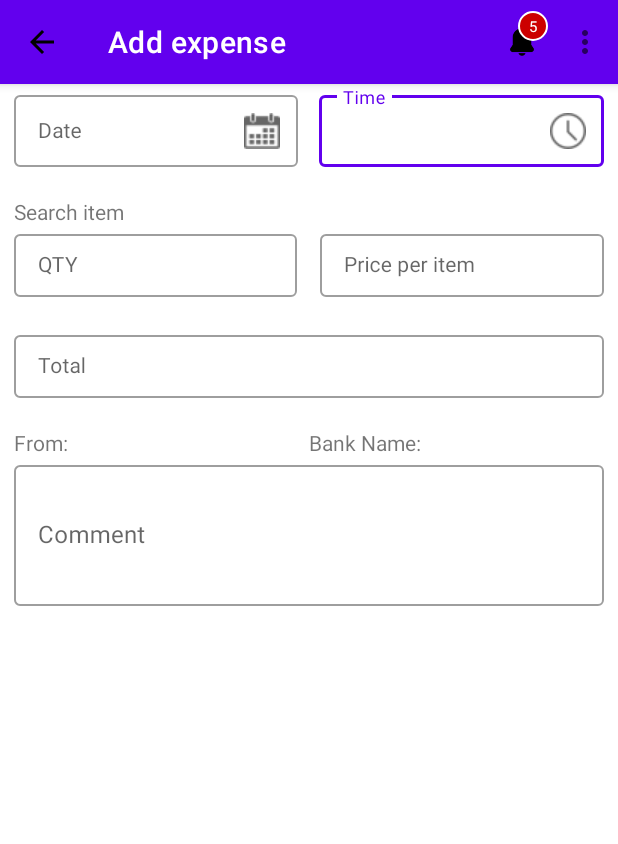
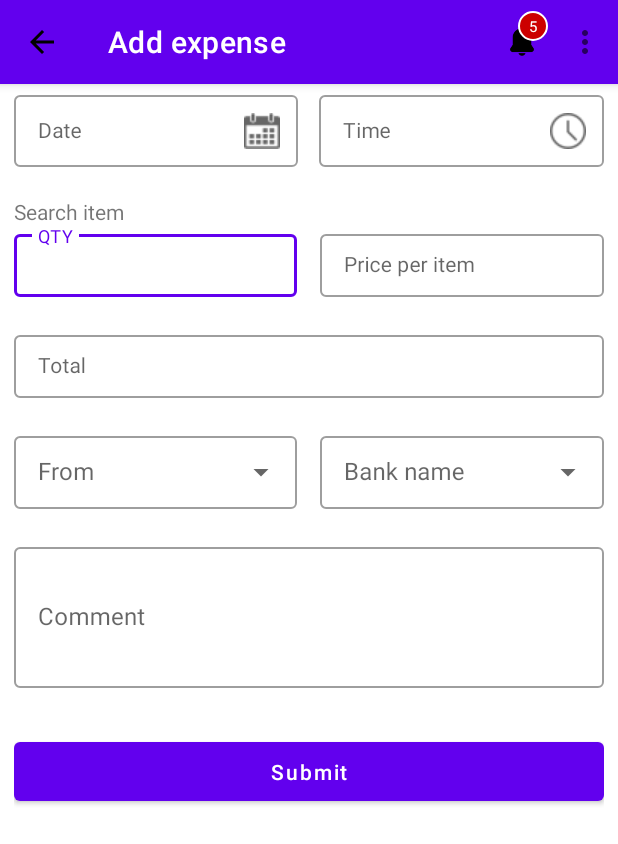
Before and after one commit to subhajit-98/wallet_calculator, an Android app: the screen it shows after launch (HomeActivity), in the side drawer, after a tap on "My Expense", on a phone screen of 412 x 824 dp. Shown: the top 844 px of the screen. Run offline under Robolectric (Android 15) with nearby library versions, the phone set to English and light mode, and no system bars.

Commit message:
Add spinner

```diff
--- a/app/src/main/java/com/example/walletcalculator/fragment/AddExpenseFragment.kt
+++ b/app/src/main/java/com/example/walletcalculator/fragment/AddExpenseFragment.kt
@@ -9,6 +9,8 @@ import androidx.fragment.app.Fragment
 import android.view.LayoutInflater
 import android.view.View
 import android.view.ViewGroup
+import android.widget.ArrayAdapter
+import android.widget.Spinner
 import android.widget.Toast
 import com.example.walletcalculator.R
 import com.example.walletcalculator.activity.HomeActivity
@@ -18,6 +20,7 @@ import java.util.*
 class AddExpenseFragment : Fragment() {
 
     private lateinit var addExpenseBinding: FragmentAddExpenseBinding
+    private val debitedArray = arrayOf("PayTm UPI", "G Pay UPI")
 
     override fun onCreate(savedInstanceState: Bundle?) {
         super.onCreate(savedInstanceState)
@@ -39,6 +42,7 @@ class AddExpenseFragment : Fragment() {
         addExpenseBinding.selectDate.showSoftInputOnFocus= false
         addExpenseBinding.selectDate.isEnabled = false
         // addExpenseBinding.selectDateLayout.error = "aaaaaaaaaaa"
+        addExpenseBinding.selectTime.isEnabled = false
         addExpenseBinding.selectDateLayout.setEndIconOnClickListener {
             dateDialog()?.show()
         }
@@ -46,6 +50,12 @@ class AddExpenseFragment : Fragment() {
         addExpenseBinding.selectTimeLayout.setEndIconOnClickListener {
             timeDialog().show()
         }
+
+        // Spinner
+        val spinnerList = activity?.let {
+                                        ArrayAdapter(it, android.R.layout.simple_spinner_dropdown_item, debitedArray)
+                                    }
+        addExpenseBinding.fromDebit.setAdapter(spinnerList)
     }
 
     /**
--- a/app/src/main/res/layout/fragment_add_expense.xml
+++ b/app/src/main/res/layout/fragment_add_expense.xml
@@ -128,24 +128,45 @@
         <LinearLayout
             android:layout_width="match_parent"
             android:layout_height="wrap_content"
-            android:weightSum="2">
+            android:weightSum="2"
+            android:layout_marginBottom="20dp">
             <LinearLayout
                 android:layout_width="0dp"
                 android:layout_height="wrap_content"
-                android:layout_weight="1">
-                <TextView
-                    android:layout_width="wrap_content"
+                android:layout_weight="1"
+                android:layout_marginRight="15dp">
+                <com.google.android.material.textfield.TextInputLayout
+                    android:layout_width="match_parent"
                     android:layout_height="wrap_content"
-                    android:text="From:" />
+                    android:hint="From"
+                    style="@style/Widget.MaterialComponents.TextInputLayout.OutlinedBox.Dense.ExposedDropdownMenu">
+                    <AutoCompleteTextView
+                        android:id="@+id/fromDebit"
+                        android:layout_width="match_parent"
+                        android:layout_height="match_parent"
+                        android:inputType="none"/>
+                </com.google.android.material.textfield.TextInputLayout>
+                <!--<Spinner
+                    android:id="@+id/fromDebit"
+                    android:layout_width="match_parent"
+                    android:layout_height="wrap_content"
+                    android:spinnerMode="dropdown"/>-->
             </LinearLayout>
             <LinearLayout
                 android:layout_width="0dp"
                 android:layout_height="wrap_content"
                 android:layout_weight="1">
-                <TextView
-                    android:layout_width="wrap_content"
+                <com.google.android.material.textfield.TextInputLayout
+                    android:layout_width="match_parent"
                     android:layout_height="wrap_content"
-                    android:text="Bank Name:" />
+                    android:hint="Bank name"
+                    style="@style/Widget.MaterialComponents.TextInputLayout.OutlinedBox.Dense.ExposedDropdownMenu">
+                    <AutoCompleteTextView
+                        android:id="@+id/bank"
+                        android:layout_width="match_parent"
+                        android:layout_height="match_parent"
+                        android:inputType="none"/>
+                </com.google.android.material.textfield.TextInputLayout>
             </LinearLayout>
         </LinearLayout>
 
@@ -162,6 +183,17 @@
                 android:minLines="3"/>
         </com.google.android.material.textfield.TextInputLayout>
 
+        <Button
+            android:layout_width="match_parent"
+            android:layout_height="wrap_content"
+            android:text="Submit"
+            android:textAllCaps="false"
+            android:paddingTop="10dp"
+            android:paddingBottom="10dp"
+            android:paddingLeft="0dp"
+            android:paddingRight="0dp"
+            android:layout_marginTop="30dp"/>
+
     </LinearLayout>
 
 </ScrollView>
```
